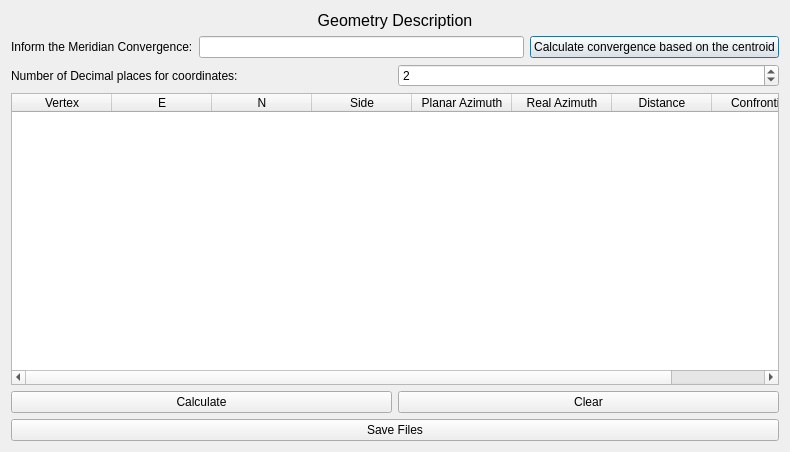
The window that azimuthsAndDistances/ui_azimuthsAndDistances.ui (lcoandrade/AzimuthDistanceCalculator) describes before a commit, drawn with Qt 5.
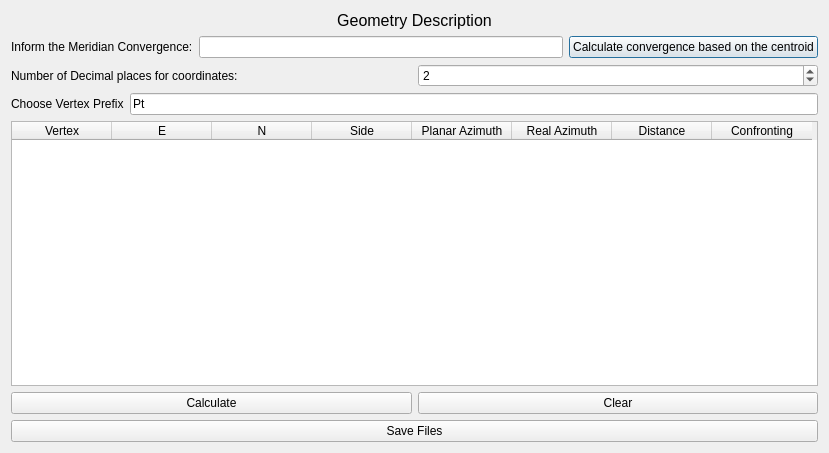
The same window after the commit.

Commit message: changing the point prefix

```diff
--- a/azimuthsAndDistances/ui_azimuthsAndDistances.ui
+++ b/azimuthsAndDistances/ui_azimuthsAndDistances.ui
@@ -6,8 +6,8 @@
    <rect>
     <x>0</x>
     <y>0</y>
-    <width>790</width>
-    <height>452</height>
+    <width>829</width>
+    <height>453</height>
    </rect>
   </property>
   <property name="windowTitle">
@@ -80,6 +80,24 @@
     </layout>
    </item>
    <item row="3" column="0">
+    <layout class="QHBoxLayout" name="horizontalLayout_5">
+     <item>
+      <widget class="QLabel" name="label_4">
+       <property name="text">
+        <string>Choose Vertex Prefix</string>
+       </property>
+      </widget>
+     </item>
+     <item>
+      <widget class="QLineEdit" name="prefixEdit">
+       <property name="text">
+        <string>Pt</string>
+       </property>
+      </widget>
+     </item>
+    </layout>
+   </item>
+   <item row="4" column="0">
     <widget class="QTableWidget" name="tableWidget">
      <column>
       <property name="text">
@@ -123,7 +141,7 @@
      </column>
     </widget>
    </item>
-   <item row="4" column="0">
+   <item row="5" column="0">
     <layout class="QHBoxLayout" name="horizontalLayout_2">
      <item>
       <widget class="QPushButton" name="calculateButton">
@@ -141,7 +159,7 @@
      </item>
     </layout>
    </item>
-   <item row="5" column="0">
+   <item row="6" column="0">
     <widget class="QPushButton" name="saveFilesButton">
      <property name="text">
       <string>Save Files</string>
```
The commit also changes 3 other files.
